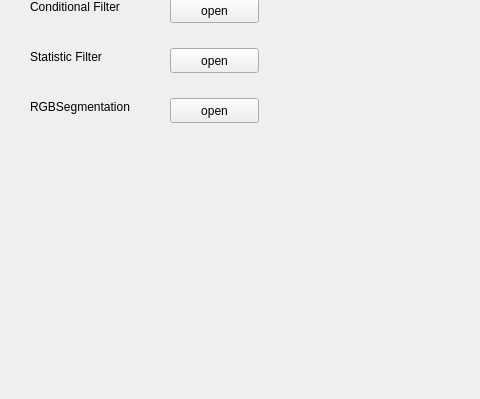
This is global_view/src/global.ui in Coldplayplay/qt as Qt 5 draws it before an edit; both pictures show x 0 to 480 and y 89 to 488 of the 781 by 488 pixel window. The edited form follows.
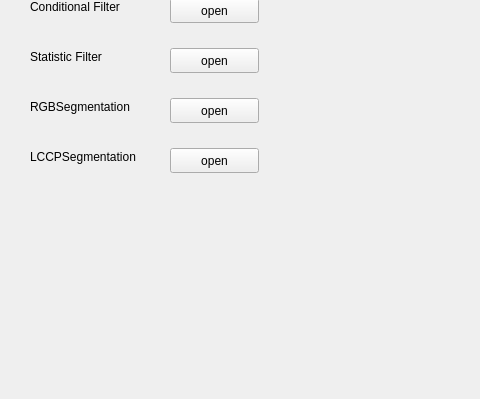
This is the edited form.

Commit message: add lccpSeg into global

The edit to the form file:
```diff
--- a/global_view/src/global.ui
+++ b/global_view/src/global.ui
@@ -92,6 +92,32 @@
      <string>open</string>
     </property>
    </widget>
+   <widget class="QLabel" name="label_4">
+    <property name="geometry">
+     <rect>
+      <x>30</x>
+      <y>220</y>
+      <width>131</width>
+      <height>17</height>
+     </rect>
+    </property>
+    <property name="text">
+     <string>LCCPSegmentation</string>
+    </property>
+   </widget>
+   <widget class="QPushButton" name="pushButton_lccp">
+    <property name="geometry">
+     <rect>
+      <x>170</x>
+      <y>220</y>
+      <width>89</width>
+      <height>25</height>
+     </rect>
+    </property>
+    <property name="text">
+     <string>open</string>
+    </property>
+   </widget>
   </widget>
   <widget class="QMenuBar" name="menuBar">
    <property name="geometry">
```
Left out of the diff: 2 changed lines with no effect on the pictures. The commit also changes 54 other files.
